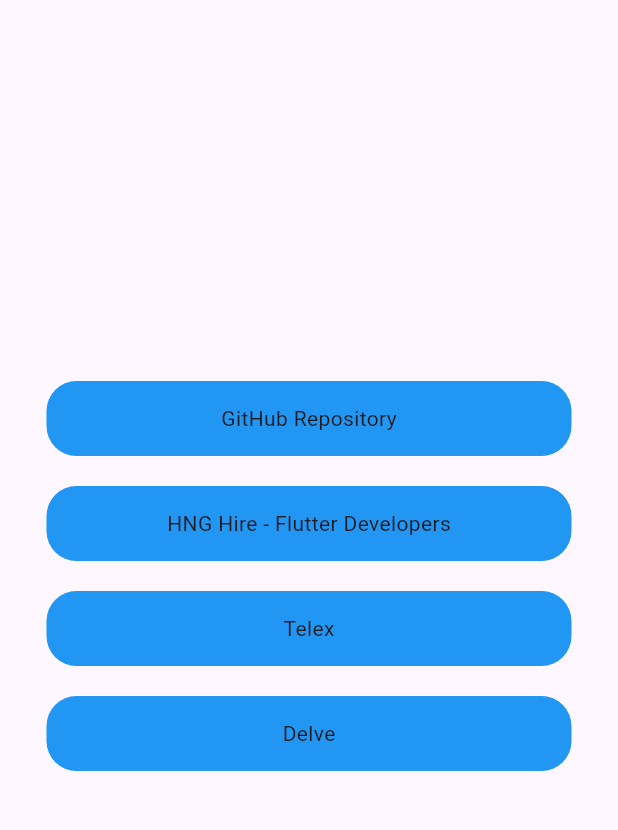
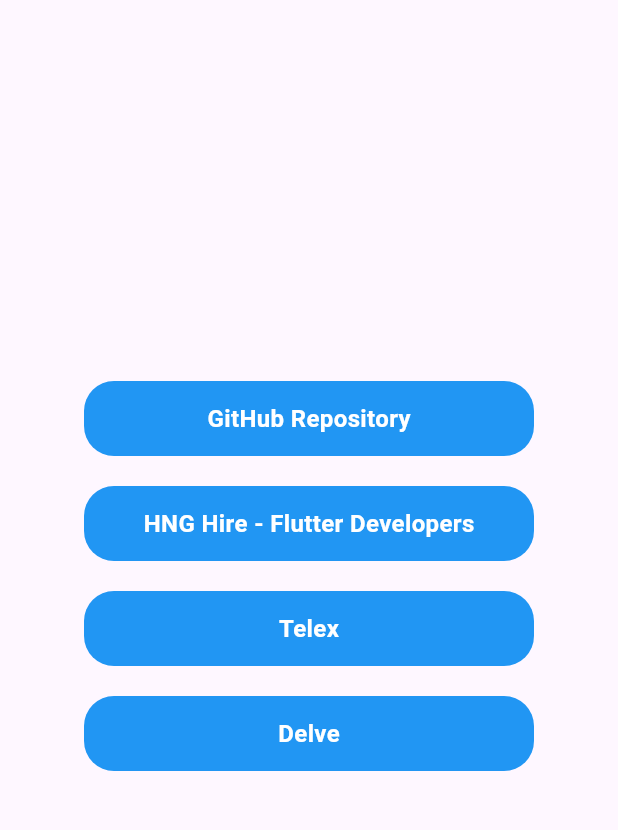
Before and after one commit to Jessetwo/HNGlinks, a Flutter app: the screen it shows after launch, on a phone screen of 412 x 824 dp, the part 84-914 px from its top. Run offline on Flutter 3.47's test engine with Material 3 defaults, Android fonts, the phone set to English and light mode, and no system bars.

Commit message:
Update button.dart

```diff
--- a/hng/lib/button.dart
+++ b/hng/lib/button.dart
@@ -2,8 +2,15 @@ import 'package:flutter/material.dart';
 
 class MyButton extends StatelessWidget {
   final String title;
+  final String url;
   final VoidCallback onTap;
-  const MyButton({super.key, required this.title, required this.onTap});
+
+  const MyButton({
+    super.key,
+    required this.title,
+    required this.url,
+    required this.onTap,
+  });
 
   @override
   Widget build(BuildContext context) {
@@ -11,11 +18,20 @@ class MyButton extends StatelessWidget {
       onTap: onTap,
       child: Container(
         height: 50,
-        width: 350,
+        width: 300,
         decoration: BoxDecoration(
-            color: Colors.blue, borderRadius: BorderRadius.circular(20)),
+          color: Colors.blue,
+          borderRadius: BorderRadius.circular(20),
+        ),
         child: Center(
-          child: Text(title),
+          child: Text(
+            title,
+            style: const TextStyle(
+              color: Colors.white,
+              fontWeight: FontWeight.bold,
+              fontSize: 16,
+            ),
+          ),
         ),
       ),
     );
```
